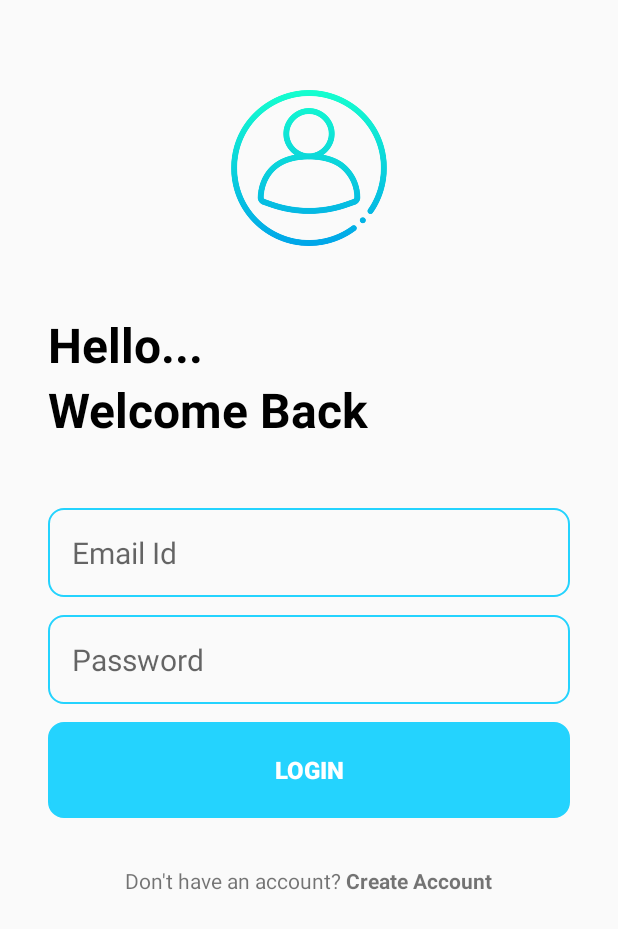
After one commit to Shuchita33/Notes-App-with-User-Authentication, an Android app: the LoginActivity screen opened directly, with no data from a screen before it, on a phone screen of 412 x 824 dp. The commit adds this screen. Shown: the top 929 px of the screen. Run offline under Robolectric (Android 15) with nearby library versions, the phone set to English and light mode, and no system bars; our stand-ins replace Firebase (no records; nobody signed in at launch, a user with empty details on screens opened directly).

Commit message:
Login Page Design

```diff
--- a/app/build.gradle
+++ b/app/build.gradle
@@ -34,6 +34,9 @@ dependencies {
     implementation 'com.android.support:appcompat-v7:28.0.0'
     implementation 'com.android.support.constraint:constraint-layout:2.0.4'
     implementation 'com.google.firebase:firebase-auth-ktx:22.0.0'
+    implementation 'androidx.appcompat:appcompat:1.4.1'
+    implementation 'com.google.android.material:material:1.4.+'
+    implementation 'androidx.constraintlayout:constraintlayout:2.1.3'
     testImplementation 'junit:junit:4.13.2'
     androidTestImplementation 'com.android.support.test:runner:1.0.2'
     androidTestImplementation 'com.android.support.test.espresso:espresso-core:3.0.2'
--- a/app/src/main/AndroidManifest.xml
+++ b/app/src/main/AndroidManifest.xml
@@ -12,6 +12,13 @@
         android:supportsRtl="true"
         android:theme="@style/Theme.NotesAppWithUserAuthentication"
         tools:targetApi="31">
+        <activity
+            android:name=".LoginActivity"
+            android:exported="false">
+            <meta-data
+                android:name="android.app.lib_name"
+                android:value="" />
+        </activity>
         <activity
             android:name=".CreateAccountActivity"
             android:exported="false">
--- a/app/src/main/java/com/example/notesappwithuserauthentication/CreateAccountActivity.java
+++ b/app/src/main/java/com/example/notesappwithuserauthentication/CreateAccountActivity.java
@@ -59,13 +59,13 @@ public class CreateAccountActivity extends AppCompatActivity {
                     public void onComplete(@NonNull Task<AuthResult> task) {
                         changeInProgress(false);
                         if(task.isSuccessful()){
-                            Toast.makeText(CreateAccountActivity.this,"Succesfully create account, Check email to verify",Toast.LENGTH_SHORT).show();
+                            Utility.showToast(CreateAccountActivity.this,"Succesfully create account, Check email to verify");
                             firebaseAuth.getCurrentUser().sendEmailVerification();
                             firebaseAuth.signOut();
                             finish();
                         }
                         else{
-                            Toast.makeText(CreateAccountActivity.this,task.getException().getLocalizedMessage(),Toast.LENGTH_SHORT).show();
+                            Utility.showToast(CreateAccountActivity.this,task.getException().getLocalizedMessage());
                         }
                     }
                 });
--- /dev/null
+++ b/app/src/main/java/com/example/notesappwithuserauthentication/LoginActivity.java
@@ -0,0 +1,33 @@
+package com.example.notesappwithuserauthentication;
+
+import androidx.annotation.NonNull;
+import androidx.appcompat.app.AppCompatActivity;
+
+import android.content.Intent;
+import android.os.Bundle;
+import android.util.Patterns;
+import android.view.View;
+import android.widget.Button;
+import android.widget.EditText;
+import android.widget.ProgressBar;
+import android.widget.TextView;
+
+import com.google.android.gms.tasks.OnCompleteListener;
+import com.google.android.gms.tasks.Task;
+import com.google.firebase.auth.AuthResult;
+import com.google.firebase.auth.FirebaseAuth;
+
+public class LoginActivity extends AppCompatActivity {
+
+
+
+    @Override
+    protected void onCreate(Bundle savedInstanceState) {
+        super.onCreate(savedInstanceState);
+        setContentView(R.layout.activity_login);
+
+
+    }
+
+
+}
--- a/app/src/main/java/com/example/notesappwithuserauthentication/SplashActivity.java
+++ b/app/src/main/java/com/example/notesappwithuserauthentication/SplashActivity.java
@@ -4,6 +4,9 @@ import android.content.Intent;
 import android.os.Handler;
 import androidx.appcompat.app.AppCompatActivity;
 import android.os.Bundle;
+
+import com.google.firebase.auth.FirebaseAuth;
+import com.google.firebase.auth.FirebaseUser;
 
 public class SplashActivity extends AppCompatActivity {
 
@@ -17,7 +20,13 @@ public class SplashActivity extends AppCompatActivity {
         new Handler().postDelayed(new Runnable(){
             @Override
             public void run() {
-                startActivity(new Intent(SplashActivity.this,CreateAccountActivity.class));
+                FirebaseUser currentUser = FirebaseAuth.getInstance().getCurrentUser();
+                if(currentUser==null){
+                    startActivity(new Intent(SplashActivity.this,LoginActivity.class));
+                }
+                else{
+                    startActivity(new Intent(SplashActivity.this,MainActivity.class));
+                }
                 finish();
             }
         },1000);
--- /dev/null
+++ b/app/src/main/java/com/example/notesappwithuserauthentication/Utility.java
@@ -0,0 +1,12 @@
+package com.example.notesappwithuserauthentication;
+
+import android.content.Context;
+import android.widget.Toast;
+
+public class Utility {
+
+    static void showToast(Context context,String message){
+        Toast.makeText(context,message,Toast.LENGTH_SHORT).show();
+
+    }
+}
--- /dev/null
+++ b/app/src/main/res/layout/activity_login.xml
@@ -0,0 +1,119 @@
+<?xml version="1.0" encoding="utf-8"?>
+<RelativeLayout xmlns:android="http://schemas.android.com/apk/res/android"
+    xmlns:app="http://schemas.android.com/apk/res-auto"
+    xmlns:tools="http://schemas.android.com/tools"
+    android:layout_width="match_parent"
+    android:layout_height="match_parent"
+
+    android:layout_marginVertical="16dp"
+    android:layout_marginHorizontal="32dp"
+    tools:context=".LoginActivity">
+
+    <ImageView
+        android:id="@+id/login_icon"
+        android:layout_width="128dp"
+        android:layout_centerHorizontal="true"
+        android:layout_marginVertical="32dp"
+        android:layout_height="128dp"
+        app:srcCompat="@drawable/sign_in" />
+
+    <LinearLayout
+        android:layout_width="match_parent"
+        android:layout_height="wrap_content"
+        android:id="@+id/hello_text"
+        android:layout_below="@id/login_icon"
+        android:orientation="vertical">
+
+        <TextView
+            android:layout_width="match_parent"
+            android:layout_height="wrap_content"
+            android:text="Hello..."
+            android:textColor="@color/black"
+            android:textSize="32sp"
+            android:textStyle="bold" />
+        <TextView
+            android:layout_width="match_parent"
+            android:layout_height="wrap_content"
+            android:text="Welcome Back"
+            android:textColor="@color/black"
+            android:textSize="32sp"
+            android:textStyle="bold"/>
+
+
+    </LinearLayout>
+    <LinearLayout
+        android:layout_width="match_parent"
+        android:layout_height="wrap_content"
+        android:id="@+id/form_layout"
+        android:layout_below="@id/hello_text"
+        android:layout_marginVertical="32dp"
+        android:orientation="vertical">
+
+        <EditText
+            android:layout_width="match_parent"
+            android:layout_height="wrap_content"
+            android:hint="Email Id"
+            android:background="@drawable/rounded_corner"
+            android:id="@+id/email_edit_text"
+            android:inputType="textEmailAddress"
+            android:padding="16dp"
+            android:layout_marginTop="12dp"
+            android:textSize="20sp"/>
+        <EditText
+            android:layout_width="match_parent"
+            android:layout_height="wrap_content"
+            android:hint="Password"
+            android:background="@drawable/rounded_corner"
+            android:id="@+id/password_edit_text"
+            android:inputType="textPassword"
+            android:padding="16dp"
+            android:layout_marginTop="12dp"
+            android:textSize="20sp"/>
+
+        <Button
+            android:layout_width="match_parent"
+            android:layout_height="64dp"
+            android:text="Login"
+            android:textSize="16sp"
+            android:background="@drawable/rounded_corner"
+            android:textColor="@color/white"
+            android:backgroundTint="@color/my_primary"
+            android:textStyle="bold"
+            android:layout_marginTop="12dp"
+            android:paddingVertical="12dp"
+            android:id="@+id/login_btn"/>
+        <ProgressBar
+            android:layout_width="24dp"
+            android:layout_height="64dp"
+            android:id="@+id/progress_bar"
+            android:layout_gravity="center"
+            android:layout_marginTop="12dp"
+            android:visibility="gone"/>
+
+    </LinearLayout>
+    <LinearLayout
+        android:layout_width="match_parent"
+        android:layout_height="wrap_content"
+        android:layout_below="@id/form_layout"
+        android:orientation="horizontal"
+        android:gravity="center">
+        <TextView
+            android:layout_width="wrap_content"
+            android:layout_height="wrap_content"
+            android:text="Don't have an account?"/>
+        <TextView
+            android:layout_width="wrap_content"
+            android:layout_height="wrap_content"
+            android:textStyle="bold"
+            android:id="@+id/create_account_text_view_btn"
+            android:text=" Create Account"/>
+
+    </LinearLayout>
+
+
+
+
+
+
+
+</RelativeLayout>
```
